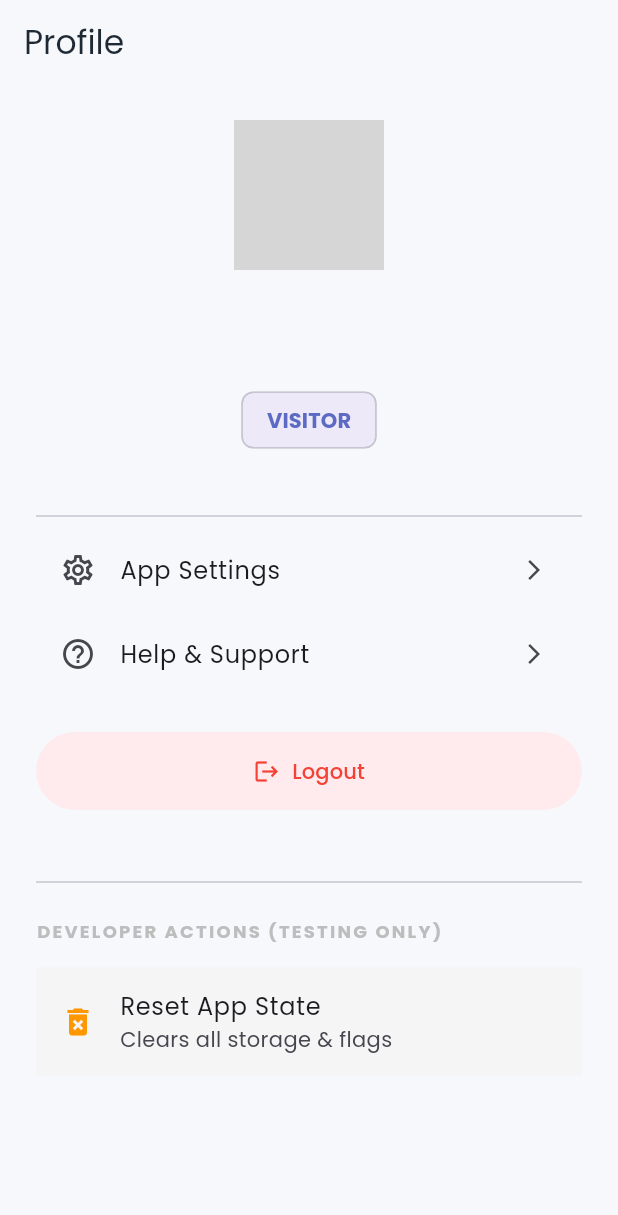
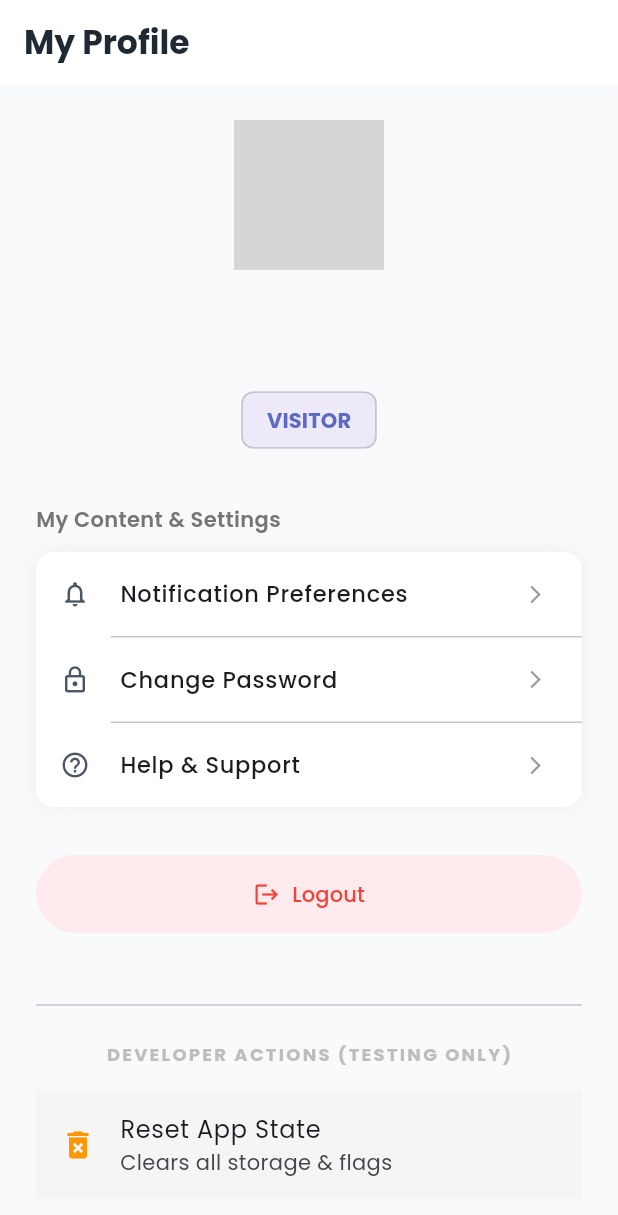
Before and after one commit to Benjaminofili/Fusion_fiesta_v2, a Flutter app: the ProfileScreen screen opened by its route, on a phone screen of 412 x 824 dp. Shown: the top 1215 px of the screen. Run offline on Flutter 3.47's test engine with Material 3 defaults, Android fonts, the phone set to English and light mode, and no system bars; our stand-ins replace connectivity_plus, equatable, file_picker, flutter_animate, flutter_rating_bar, flutter_screenutil and 8 more; missing offline and left inert: mobile_scanner; accounts and stored records are empty; network calls fail; statements that could not run were skipped; grey boxes are pictures that could not be loaded.

Commit message:
changed the profile

```diff
--- a/lib/features/common/profile/presentation/screens/profile_screen.dart
+++ b/lib/features/common/profile/presentation/screens/profile_screen.dart
@@ -1,12 +1,14 @@
 import 'package:flutter/material.dart';
 import 'package:go_router/go_router.dart';
+import 'package:font_awesome_flutter/font_awesome_flutter.dart';
 
 import '../../../../../app/di/service_locator.dart';
 import '../../../../../core/constants/app_colors.dart';
+import '../../../../../core/constants/app_roles.dart';
 import '../../../../../core/constants/app_routes.dart';
 import '../../../../../core/services/auth_service.dart';
 import '../../../../../core/services/storage_service.dart';
-import '../../../../../data/models/user.dart'; // For displaying user data
+import '../../../../../data/models/user.dart';
 
 class ProfileScreen extends StatefulWidget {
   const ProfileScreen({super.key});
@@ -30,12 +32,43 @@ class _ProfileScreenState extends State<ProfileScreen> {
     if (mounted) setState(() => _currentUser = user);
   }
 
+  void _showNotificationSettings() {
+    showModalBottomSheet(
+      context: context,
+      builder: (context) => Container(
+        padding: const EdgeInsets.all(24),
+        height: 300,
+        child: Column(
+          crossAxisAlignment: CrossAxisAlignment.start,
+          children: [
+            const Text('Notification Preferences', style: TextStyle(fontSize: 18, fontWeight: FontWeight.bold)),
+            const SizedBox(height: 24),
+            SwitchListTile(value: true, onChanged: (v){}, title: const Text('Event Updates')),
+            SwitchListTile(value: true, onChanged: (v){}, title: const Text('Reminders')),
+            SwitchListTile(value: false, onChanged: (v){}, title: const Text('Promotional Alerts')),
+          ],
+        ),
+      ),
+    );
+  }
+
   @override
   Widget build(BuildContext context) {
+    if (_currentUser == null) return const Center(child: CircularProgressIndicator());
+
+    final isStudent = _currentUser!.role == AppRole.student;
+
     return Scaffold(
-      appBar: AppBar(title: const Text('Profile')),
-      body: ListView(
+      backgroundColor: const Color(0xFFF9FAFB),
+      appBar: AppBar(
+        title: const Text('My Profile', style: TextStyle(fontWeight: FontWeight.bold)),
+        elevation: 0,
+        backgroundColor: Colors.white,
+        foregroundColor: AppColors.textPrimary,
+      ),
+      body: SingleChildScrollView(
         padding: const EdgeInsets.all(24),
+        child: Column(
           children: [
             // --- USER HEADER ---
             Center(
@@ -43,7 +76,7 @@ class _ProfileScreenState extends State<ProfileScreen> {
                 children: [
                   CircleAvatar(
                     radius: 50,
-                  backgroundColor: AppColors.primary.withOpacity(0.1),
+                    backgroundColor: AppColors.primary.withValues(alpha: 0.1),
                     backgroundImage: _currentUser?.profilePictureUrl != null
                         ? NetworkImage(_currentUser!.profilePictureUrl!)
                         : null,
@@ -63,7 +96,7 @@ class _ProfileScreenState extends State<ProfileScreen> {
                   const SizedBox(height: 8),
                   Chip(
                     label: Text(_currentUser?.role.name.toUpperCase() ?? 'UNKNOWN'),
-                  backgroundColor: AppColors.primary.withOpacity(0.1),
+                    backgroundColor: AppColors.primary.withValues(alpha: 0.1),
                     labelStyle: const TextStyle(color: AppColors.primary, fontWeight: FontWeight.bold),
                   ),
                 ],
@@ -71,26 +104,71 @@ class _ProfileScreenState extends State<ProfileScreen> {
             ),
 
             const SizedBox(height: 32),
-          const Divider(),
 
-          // --- STANDARD ACTIONS ---
-          ListTile(
-            leading: const Icon(Icons.settings_outlined),
-            title: const Text('App Settings'),
-            trailing: const Icon(Icons.arrow_forward_ios, size: 16),
-            onTap: () {}, // TODO: Navigate to settings
+            // --- ACADEMIC DETAILS (Student Only) ---
+            if (isStudent) ...[
+              const _SectionHeader(title: 'Academic Details'),
+              const SizedBox(height: 12),
+              Container(
+                padding: const EdgeInsets.all(16),
+                decoration: BoxDecoration(
+                  color: Colors.white,
+                  borderRadius: BorderRadius.circular(12),
+                  boxShadow: [BoxShadow(color: Colors.black.withValues(alpha: 0.05), blurRadius: 10)],
                 ),
-          ListTile(
-            leading: const Icon(Icons.help_outline),
-            title: const Text('Help & Support'),
-            trailing: const Icon(Icons.arrow_forward_ios, size: 16),
-            onTap: () => context.push(AppRoutes.contact),
+                child: Column(
+                  children: [
+                    _ProfileRow(icon: Icons.badge_outlined, label: 'Enrolment No', value: _currentUser?.enrolmentNumber ?? 'N/A'),
+                    const Divider(height: 24),
+                    _ProfileRow(icon: Icons.school_outlined, label: 'Department', value: _currentUser?.department ?? 'N/A'),
+                  ],
+                ),
+              ),
+              const SizedBox(height: 32),
+            ],
+
+            // --- SETTINGS & CONTENT ---
+            const _SectionHeader(title: 'My Content & Settings'),
+            const SizedBox(height: 12),
+            Container(
+              decoration: BoxDecoration(
+                color: Colors.white,
+                borderRadius: BorderRadius.circular(12),
+                boxShadow: [BoxShadow(color: Colors.black.withValues(alpha: 0.05), blurRadius: 10)],
+              ),
+              child: Column(
+                children: [
+                  if (isStudent) ...[
+                    _MenuTile(icon: FontAwesomeIcons.heart, title: 'Saved Events', onTap: () => context.push(AppRoutes.favorites)),
+                    const Divider(height: 1, indent: 50),
+                    _MenuTile(icon: FontAwesomeIcons.certificate, title: 'My Certificates', onTap: () => context.push(AppRoutes.certificates)),
+                    const Divider(height: 1, indent: 50),
+                    // Saved Media Link (Assuming route exists)
+                    _MenuTile(icon: Icons.bookmark_border, title: 'Saved Media', onTap: () => context.push('${AppRoutes.gallery}/saved')),
+                    const Divider(height: 1, indent: 50),
+                  ],
+
+                  // Notification Settings
+                  _MenuTile(
+                    icon: Icons.notifications_none,
+                    title: 'Notification Preferences',
+                    onTap: _showNotificationSettings,
+                  ),
+                  const Divider(height: 1, indent: 50),
+
+                  _MenuTile(icon: Icons.lock_outline, title: 'Change Password', onTap: () {}),
+                  const Divider(height: 1, indent: 50),
+                  _MenuTile(icon: Icons.help_outline, title: 'Help & Support', onTap: () => context.push(AppRoutes.contact)),
+                ],
+              ),
             ),
 
-          const SizedBox(height: 24),
+            const SizedBox(height: 32),
 
             // --- LOGOUT ---
-          FilledButton.icon(
+            SizedBox(
+              width: double.infinity,
+              child: FilledButton.icon(
                 icon: const Icon(Icons.logout),
                 label: const Text('Logout'),
                 style: FilledButton.styleFrom(
@@ -103,6 +181,7 @@ class _ProfileScreenState extends State<ProfileScreen> {
                   await _authService.signOut();
                   if (context.mounted) context.go(AppRoutes.login);
                 },
+              ),
             ),
 
             const SizedBox(height: 40),
@@ -122,7 +201,7 @@ class _ProfileScreenState extends State<ProfileScreen> {
               ),
             ),
 
-          // 1. RESET APP (Fresh Install Simulation)
+            // Reset App
             ListTile(
               tileColor: Colors.grey[100],
               leading: const Icon(Icons.delete_forever, color: Colors.orange),
@@ -136,13 +215,70 @@ class _ProfileScreenState extends State<ProfileScreen> {
                   ScaffoldMessenger.of(context).showSnackBar(
                     const SnackBar(content: Text('App Reset. Restarting...')),
                   );
-                // Force navigation to Splash/Onboarding
                   context.go(AppRoutes.splash);
                 }
               },
             ),
           ],
         ),
+      ),
     );
   }
 }
+
+// --- HELPER WIDGETS ---
+
+class _SectionHeader extends StatelessWidget {
+  final String title;
+  const _SectionHeader({required this.title});
+  @override
+  Widget build(BuildContext context) {
+    return Align(
+      alignment: Alignment.centerLeft,
+      child: Text(title, style: TextStyle(fontSize: 14, fontWeight: FontWeight.w600, color: Colors.grey[600])),
+    );
+  }
+}
+
+class _ProfileRow extends StatelessWidget {
+  final IconData icon;
+  final String label;
+  final String value;
+  const _ProfileRow({required this.icon, required this.label, required this.value});
+
+  @override
+  Widget build(BuildContext context) {
+    return Row(
+      children: [
+        Icon(icon, size: 20, color: AppColors.primary),
+        const SizedBox(width: 16),
+        Expanded(
+          child: Column(
+            crossAxisAlignment: CrossAxisAlignment.start,
+            children: [
+              Text(label, style: TextStyle(fontSize: 12, color: Colors.grey[500])),
+              Text(value, style: const TextStyle(fontSize: 15, fontWeight: FontWeight.w500)),
+            ],
+          ),
+        ),
+      ],
+    );
+  }
+}
+
+class _MenuTile extends StatelessWidget {
+  final IconData icon;
+  final String title;
+  final VoidCallback onTap;
+  const _MenuTile({required this.icon, required this.title, required this.onTap});
+
+  @override
+  Widget build(BuildContext context) {
+    return ListTile(
+      leading: Icon(icon, size: 20, color: AppColors.textSecondary),
+      title: Text(title, style: const TextStyle(fontSize: 15, fontWeight: FontWeight.w500)),
+      trailing: const Icon(Icons.arrow_forward_ios, size: 14, color: Colors.grey),
+      onTap: onTap,
+    );
+  }
+}
```
Lines whose indentation alone changed are shown as unchanged.
